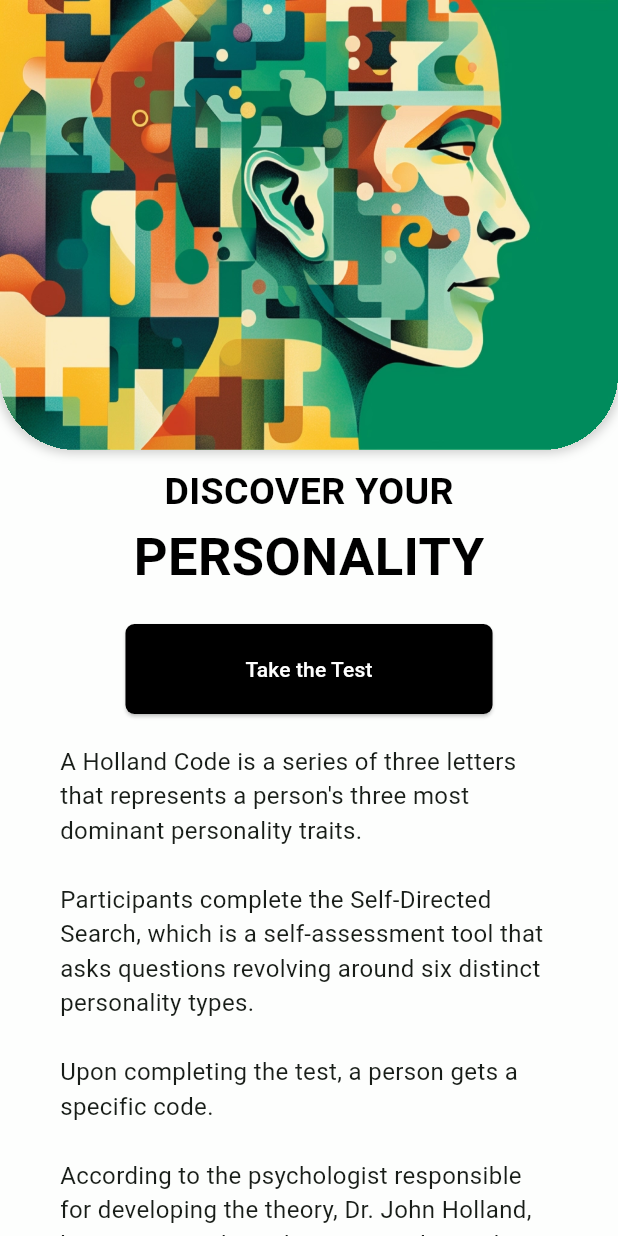
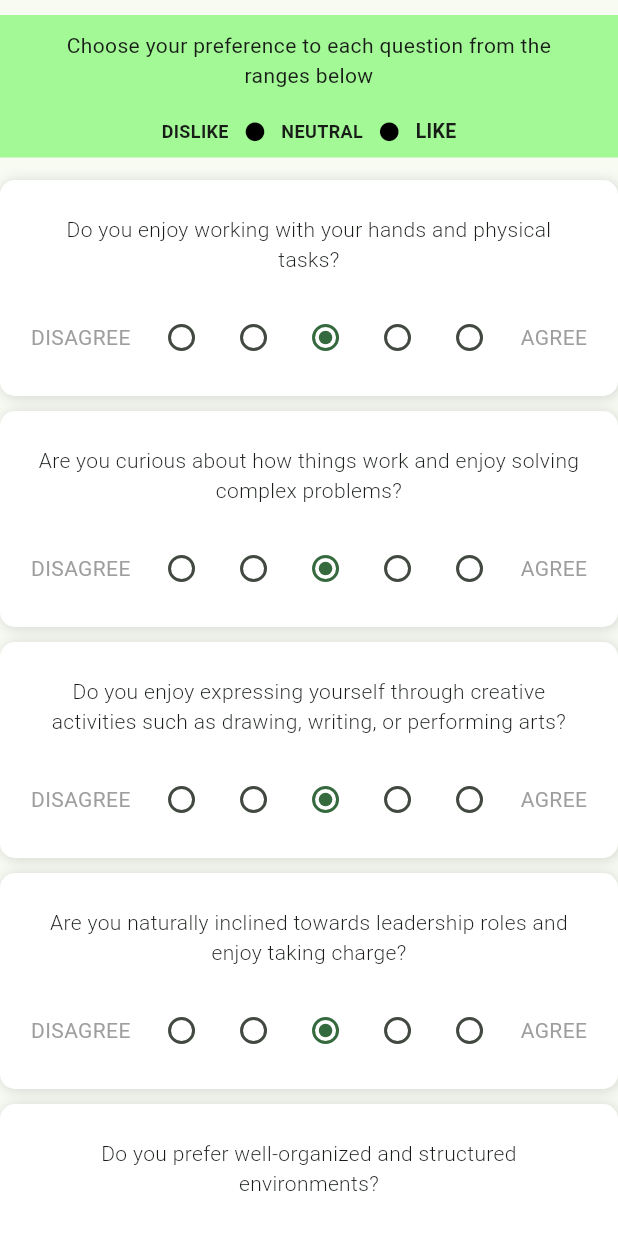
Before and after one commit to C-k-87/g4c, a Flutter app: the PersonalityMain screen opened directly, after a tap on "Take the Test", on a phone screen of 412 x 824 dp. Run offline on Flutter 3.47's test engine with Material 3 defaults, Android fonts, the phone set to English and light mode, and no system bars.

Commit message:
Added question page scrolling and page selection Changes to be committed: 	modified:   lib/asset_widgets.dart 	modified:   lib/main.dart 	modified:   lib/personality_quiz1.dart 	modified:   lib/personality_quizes_main.dart 	modified:   pubspec.lock 	modified:   pubspec.yaml

```diff
--- a/lib/asset_widgets.dart
+++ b/lib/asset_widgets.dart
@@ -371,7 +371,10 @@ enum Preference { disagree, avoid, neutral, tolerate, agree }
 
 class QuizPrefBar extends StatefulWidget {
   final String question;
-  const QuizPrefBar({super.key, required this.question});
+  const QuizPrefBar({
+    super.key,
+    required this.question,
+  });
 
   @override
   State<QuizPrefBar> createState() => _QuizPrefBarState();
--- a/lib/main.dart
+++ b/lib/main.dart
@@ -1,5 +1,4 @@
 import 'package:flutter/material.dart';
-import 'package:g4c/personality_quiz1.dart';
 import 'package:g4c/personality_quizes_main.dart';
 // ignore: unused_import
 import 'asset_widgets.dart';
@@ -20,7 +19,7 @@ class MyApp extends StatelessWidget {
         colorScheme: ColorScheme.fromSeed(seedColor: Colors.green.shade200),
         useMaterial3: true,
       ),
-      home: const HomePageTest(),
+      home: const PersonalityMain(),
     );
   }
 }
@@ -54,7 +53,7 @@ class HomePageTest extends StatelessWidget {
           ),
         ],
       ),
-      body: const PersonalityQuiz1(),
+      body: null,
       drawer: G4CDrawer(),
     );
   }
--- a/lib/personality_quiz1.dart
+++ b/lib/personality_quiz1.dart
@@ -1,30 +1,46 @@
 import 'package:flutter/material.dart';
-import 'package:g4c/main.dart';
 import 'asset_widgets.dart';
 
-class PersonalityQuiz1 extends StatelessWidget {
-  const PersonalityQuiz1({super.key});
-  /*QuizPrefBar(
-          question: 'How do you feel about this statement?',
-        ),*/
+class PersonalityQuizRunner extends StatefulWidget {
+  const PersonalityQuizRunner({super.key});
 
+  @override
+  State<PersonalityQuizRunner> createState() => _PersonalityQuizRunnerState();
+}
+
+class _PersonalityQuizRunnerState extends State<PersonalityQuizRunner> {
+  Widget questionSet = const QuestionSet1();
+  int pageNumber = 1;
   @override
   Widget build(BuildContext context) {
     return Scaffold(
       body: ListView(
         children: [
-          Padding(
-            padding: const EdgeInsets.symmetric(vertical: 10.0),
-            child: Column(
+          const SizedBox(
+            height: 10.0,
+          ),
+          Column(
             crossAxisAlignment: CrossAxisAlignment.center,
             children: [
               Container(
                 width: 700,
-                  height: 30,
                 decoration: const BoxDecoration(
                   color: Color.fromARGB(255, 163, 249, 150),
                 ),
-                  child: const Row(
+                child: Column(
+                  children: [
+                    Padding(
+                      padding: EdgeInsets.symmetric(
+                          horizontal: MediaQuery.of(context).size.width / 10,
+                          vertical: 10.0),
+                      child: const Text(
+                        'Choose your preference to each question from the ranges below',
+                        textAlign: TextAlign.center,
+                      ),
+                    ),
+                    const Padding(
+                      padding: EdgeInsets.all(8.0),
+                      child: Row(
                         mainAxisAlignment: MainAxisAlignment.center,
                         crossAxisAlignment: CrossAxisAlignment.center,
                         children: [
@@ -66,68 +82,42 @@ class PersonalityQuiz1 extends StatelessWidget {
                         ],
                       ),
                     ),
-                const SizedBox(
-                  height: 20,
+                  ],
                 ),
-                const QuizPrefBar(
-                  question: 'Repair a dishwasher',
-                ),
-                const QuizPrefBar(
-                  question: 'Repair a dishwasher',
-                ),
-                const QuizPrefBar(
-                  question: 'Repair a dishwasher',
-                ),
-                const QuizPrefBar(
-                  question: 'Repair a dishwasher',
-                ),
-                const QuizPrefBar(
-                  question: 'Repair a dishwasher',
-                ),
-                const QuizPrefBar(
-                  question: 'Repair a dishwasher',
-                ),
-                const QuizPrefBar(
-                  question: 'Repair a dishwasher',
-                ),
-                const QuizPrefBar(
-                  question: 'Repair a dishwasher',
-                ),
-                const QuizPrefBar(
-                  question: 'Repair a dishwasher',
-                ),
-                const QuizPrefBar(
-                  question: 'Repair a dishwasher',
               ),
               const SizedBox(
-                  height: 40,
+                height: 10.0,
               ),
-                const Text("Step 1 of 6 "),
+              questionSet,
+              const SizedBox(
+                height: 20.0,
+              ),
+              Text("Step $pageNumber of 6 "),
               Row(
                 mainAxisAlignment: MainAxisAlignment.center,
                 children: [
                   IconButton(
-                      icon: const Icon(Icons.circle_outlined),
+                    icon: pageNumber == 1
+                        ? const Icon(Icons.circle_rounded)
+                        : const Icon(Icons.circle_outlined),
                     iconSize: 20,
                     onPressed: () {
-                        Navigator.push(
-                          context,
-                          MaterialPageRoute(
-                            builder: (context) => const HomePageTest(),
-                          ),
-                        );
+                      setState(() {
+                        questionSet = const QuestionSet1();
+                        pageNumber = 1;
+                      });
                     },
                   ),
                   IconButton(
-                      icon: const Icon(Icons.circle_outlined),
+                    icon: pageNumber == 2
+                        ? const Icon(Icons.circle_rounded)
+                        : const Icon(Icons.circle_outlined),
                     iconSize: 20,
                     onPressed: () {
-                        /*Navigator.push(
-                      context,
-                      MaterialPageRoute(
-                        builder: (context) => const HomePageTest(),
-                      ),
-                    );*/
+                      setState(() {
+                        questionSet = const QuestionSet2();
+                        pageNumber = 2;
+                      });
                     },
                   ),
                   IconButton(
@@ -169,30 +159,115 @@ class PersonalityQuiz1 extends StatelessWidget {
                   IconButton(
                     icon: const Icon(Icons.circle_outlined),
                     iconSize: 20,
-                      onPressed: () {
-                        /*Navigator.push(
-                      context,
-                      MaterialPageRoute(
-                        builder: (context) => const HomePageTest(),
-                      ),
-                    );*/
-                      },
+                    onPressed: () {},
                   ),
                 ],
               ),
-                Padding(
-                  padding: const EdgeInsets.symmetric(vertical: 50.0),
-                  child: BtnBlackIcon(
-                    onpressed: () {},
+              const SizedBox(
+                height: 30.0,
+              ),
+              BtnBlackIcon(
+                onpressed: () {
+                  switch (pageNumber) {
+                    case 1:
+                      setState(() {
+                        //questionSet = const QuestionSet2();
+                      });
+                      break;
+                    case 2:
+                      setState(() {
+                        //questionSet = QuestionSet3()
+                      });
+                      break;
+                    case 3:
+                      setState(() {
+                        //questionSet = QuestionSet4()
+                      });
+                      break;
+                    case 4:
+                      setState(() {
+                        //questionSet = QuestionSet5()
+                      });
+                      break;
+                    case 5:
+                      setState(() {
+                        //questionSet = QuestionSet6()
+                      });
+                      break;
+                    default:
+                  }
+                  pageNumber++;
+                },
                 btnText: 'Next',
-                    iconData: Icons.logout,
+                iconData: Icons.arrow_right_rounded,
               ),
-                )
+              const SizedBox(
+                height: 30.0,
+              ),
             ],
-            ),
           ),
         ],
       ),
     );
   }
 }
+
+class QuestionSet1 extends StatelessWidget {
+  const QuestionSet1({super.key});
+
+  @override
+  Widget build(BuildContext context) {
+    return const Column(
+      children: [
+        QuizPrefBar(
+          question: 'Do you enjoy working with your hands and physical tasks?',
+        ),
+        QuizPrefBar(
+          question:
+              'Are you curious about how things work and enjoy solving complex problems?',
+        ),
+        QuizPrefBar(
+          question:
+              'Do you enjoy expressing yourself through creative activities such as drawing, writing, or performing arts?',
+        ),
+        QuizPrefBar(
+          question:
+              'Are you naturally inclined towards leadership roles and enjoy taking charge?',
+        ),
+        QuizPrefBar(
+          question: 'Do you prefer well-organized and structured environments?',
+        ),
+      ],
+    );
+  }
+}
+
+class QuestionSet2 extends StatelessWidget {
+  const QuestionSet2({super.key});
+
+  @override
+  Widget build(BuildContext context) {
+    return const Column(
+      children: [
+        QuizPrefBar(
+          question: 'Do you enjoy helping and interacting with people?',
+        ),
+        QuizPrefBar(
+          question:
+              'Are you interested in activities such as building, fixing, or assembling things?',
+        ),
+        QuizPrefBar(
+          question:
+              'Do you enjoy analyzing data, conducting experiments, or doing research?',
+        ),
+        QuizPrefBar(
+          question:
+              'Are you attracted to unique and unconventional ideas or approaches?',
+        ),
+        QuizPrefBar(
+          question: 'Do you enjoy persuading, influencing, or managing others?',
+        ),
+      ],
+    );
+  }
+}
--- a/lib/personality_quizes_main.dart
+++ b/lib/personality_quizes_main.dart
@@ -1,4 +1,5 @@
 import 'package:flutter/material.dart';
+import 'package:g4c/personality_quiz1.dart';
 
 import 'asset_widgets.dart';
 
@@ -45,7 +46,13 @@ class PersonalityMain extends StatelessWidget {
                 padding: const EdgeInsets.symmetric(vertical: 20.0),
                 child: BtnBlack(
                   btnText: 'Take the Test',
-                  onpressed: () {},
+                  onpressed: () {
+                    Navigator.push(
+                      context,
+                      MaterialPageRoute(
+                          builder: (context) => const PersonalityQuizRunner()),
+                    );
+                  },
                 ),
               ),
             ],
--- a/pubspec.yaml
+++ b/pubspec.yaml
@@ -19,7 +19,7 @@ publish_to: 'none' # Remove this line if you wish to publish to pub.dev
 version: 1.0.0+1
 
 environment:
-  sdk: '3.2.0'
+  sdk: '>=3.2.0 <4.0.0'
 
 
 # Dependencies specify other packages that your package needs in order to work.
```
Also changed, not shown: pubspec.lock. Lines whose indentation alone changed are shown as unchanged.
